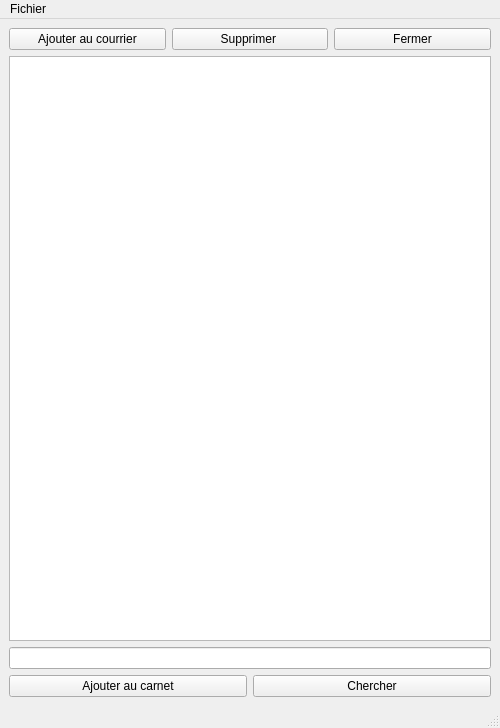
Old version of the form mailer/src/gui/gen/addressbook.ui in the repository asm99/muami.
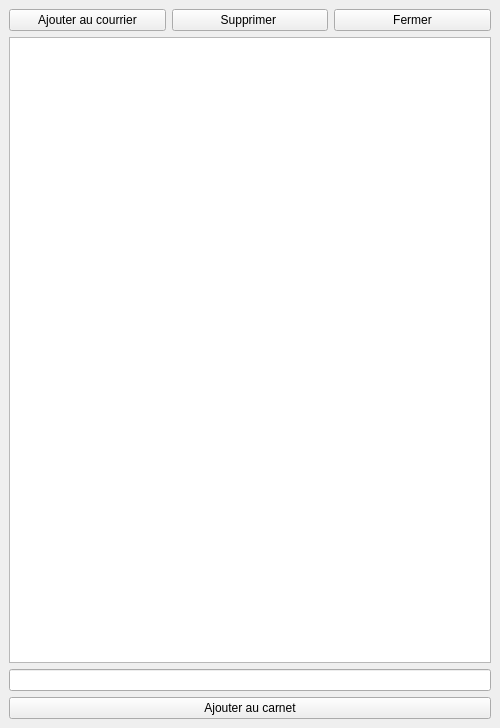
New version of the form.

Diff of the .ui file:
```diff
--- a/mailer/src/gui/gen/addressbook.ui
+++ b/mailer/src/gui/gen/addressbook.ui
@@ -59,13 +59,6 @@
             </property>
            </widget>
           </item>
-          <item>
-           <widget class="QPushButton" name="findButton">
-            <property name="text">
-             <string>Chercher</string>
-            </property>
-           </widget>
-          </item>
          </layout>
         </item>
        </layout>
@@ -74,27 +67,6 @@
     </item>
    </layout>
   </widget>
-  <widget class="QMenuBar" name="menubar">
-   <property name="geometry">
-    <rect>
-     <x>0</x>
-     <y>0</y>
-     <width>500</width>
-     <height>25</height>
-    </rect>
-   </property>
-   <widget class="QMenu" name="menuFichier">
-    <property name="title">
-     <string>Fichier</string>
-    </property>
-    <addaction name="actionAjouter_une_adresse"/>
-    <addaction name="actionSupprimer_l_adresse"/>
-    <addaction name="separator"/>
-    <addaction name="actionQuitter"/>
-   </widget>
-   <addaction name="menuFichier"/>
-  </widget>
-  <widget class="QStatusBar" name="statusbar"/>
   <action name="actionAjouter_une_adresse">
    <property name="text">
     <string>Ajouter une adresse</string>
```
